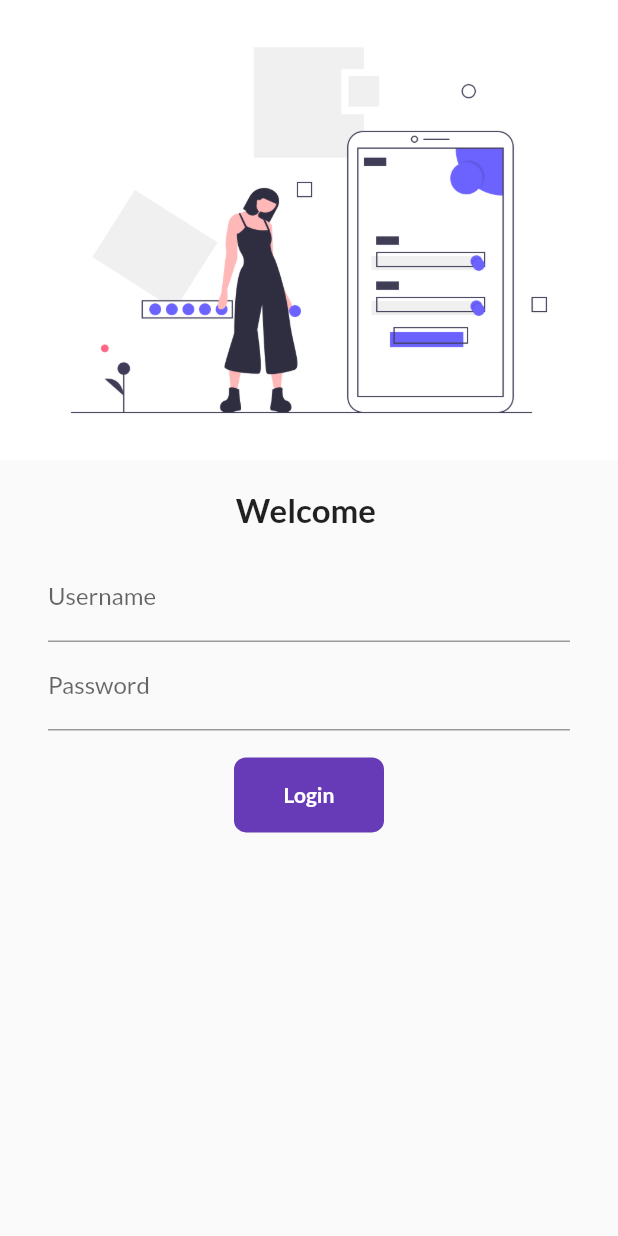
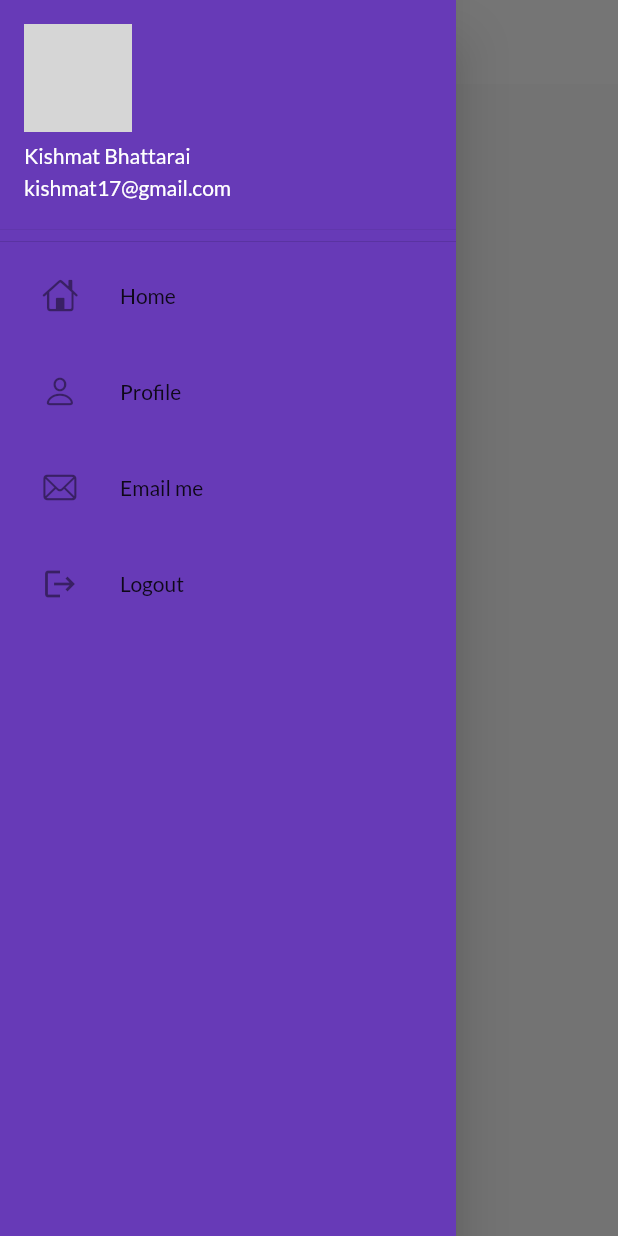
Before and after one commit to 0xmatriksh/learn-flutter, a Flutter app: the screen it shows after launch, with the side drawer open (before the commit the screen has no drawer), on a phone screen of 412 x 824 dp. Run offline on Flutter 3.47's test engine with Material 2 defaults, Android fonts, the phone set to English and light mode, and no system bars; our stand-ins replace google_fonts; network calls fail; grey boxes are pictures that could not be loaded.

Commit message:
drawer and theme

```diff
--- a/lib/main.dart
+++ b/lib/main.dart
@@ -1,7 +1,8 @@
 import 'package:flutter/material.dart';
-import 'package:google_fonts/google_fonts.dart';
+// import 'package:google_fonts/google_fonts.dart';
 import 'package:learn_flutter/pages/home_page.dart';
 import 'package:learn_flutter/pages/login_page.dart';
+import 'package:learn_flutter/widgets/theme.dart';
 
 void main() {
   runApp(MyApp());
@@ -11,13 +12,10 @@ class MyApp extends StatelessWidget {
   @override
   Widget build(BuildContext context) {
     return MaterialApp(
-      theme: ThemeData(
-        primarySwatch: Colors.deepPurple,
-        fontFamily: GoogleFonts.lato().fontFamily,
-      ),
+      theme: MyTheme.lightTheme(context),
       themeMode: ThemeMode.light,
-      darkTheme: ThemeData(brightness: Brightness.dark),
-      initialRoute: '/login',
+      darkTheme: MyTheme.darkTheme(context),
+      initialRoute: '/',
       routes: {
         '/': (context) => HomePage(),
         '/login': (context) => LoginPage()
--- a/lib/pages/home_page.dart
+++ b/lib/pages/home_page.dart
@@ -1,4 +1,5 @@
 import 'package:flutter/material.dart';
+import 'package:learn_flutter/widgets/drawer.dart';
 
 class HomePage extends StatelessWidget {
   @override
@@ -6,9 +7,10 @@ class HomePage extends StatelessWidget {
     return Scaffold(
       appBar: AppBar(
         title: Text('Flutter Catalog'),
+        centerTitle: true,
       ),
       body: Center(child: Text('This is Home Page')),
-      drawer: Drawer(),
+      drawer: MyDrawer(),
     );
   }
 }
--- /dev/null
+++ b/lib/widgets/drawer.dart
@@ -0,0 +1,66 @@
+import 'package:flutter/cupertino.dart';
+import 'package:flutter/material.dart';
+// import 'package:flutter/widgets.dart';
+
+class MyDrawer extends StatelessWidget {
+  final imageUrl =
+      'https://media-exp1.licdn.com/dms/image/C5103AQE6BRasxSn41Q/profile-displayphoto-shrink_400_400/0/1556333274569?e=1626912000&v=beta&t=tLZSNzq_emSX88f1naZxQ_DWBtVK7j_9EOO1cb_Hc9U';
+  @override
+  Widget build(BuildContext context) {
+    return Drawer(
+      child: Material(
+        color: Colors.deepPurple,
+        child: ListView(
+          children: [
+            DrawerHeader(
+              child: UserAccountsDrawerHeader(
+                accountName: Text('Kishmat Bhattarai'),
+                accountEmail: Text('kishmat17@gmail.com'),
+                currentAccountPicture: CircleAvatar(
+                  backgroundImage: NetworkImage(imageUrl),
+                ),
+              ),
+              padding: EdgeInsets.zero,
+            ),
+            ListTile(
+              leading: IconButton(icon: Icon(CupertinoIcons.home),
+              onPressed: () {
+              }),
+              title: Text('Home'),
+            ),
+            SizedBox(
+              height: 8.0,
+            ),
+            ListTile(
+              leading: IconButton(icon: Icon(CupertinoIcons.person),
+              onPressed: () {
+              }),
+              title: Text('Profile'),
+            ),
+            SizedBox(
+              height: 8.0,
+            ),
+            ListTile(
+              leading: IconButton(icon: Icon(CupertinoIcons.mail),
+              onPressed: () {
+              } ,
+            ),
+              title: Text('Email me'),
+            ),
+            SizedBox(
+              height: 8.0,
+            ),
+            ListTile(
+              leading: IconButton(icon: Icon(Icons.logout),
+              onPressed: () {
+                Navigator.pushNamed(context, '/login');
+              } ,
+            ),
+              title: Text('Logout'),
+            )
+          ],
+        ),
+      ),
+    );
+  }
+}
--- /dev/null
+++ b/lib/widgets/theme.dart
@@ -0,0 +1,24 @@
+import 'package:flutter/material.dart';
+
+import 'package:google_fonts/google_fonts.dart';
+// import 'package:flutter/material.dart';
+
+class MyTheme{
+
+  static ThemeData lightTheme(BuildContext context) => ThemeData(
+        primarySwatch: Colors.deepPurple,
+        fontFamily: GoogleFonts.lato().fontFamily,
+        appBarTheme: AppBarTheme(
+          color: Colors.white,
+          elevation: 0.0,
+          iconTheme: IconThemeData(
+            color: Colors.black,
+          ),
+          textTheme: Theme.of(context).textTheme,
+        )
+      );
+
+  static ThemeData darkTheme(BuildContext context) => ThemeData(
+    brightness: Brightness.dark,
+  );
+}
```
Also changed, not shown: lib/pages/login_page.dart (+51 -20 lines).
